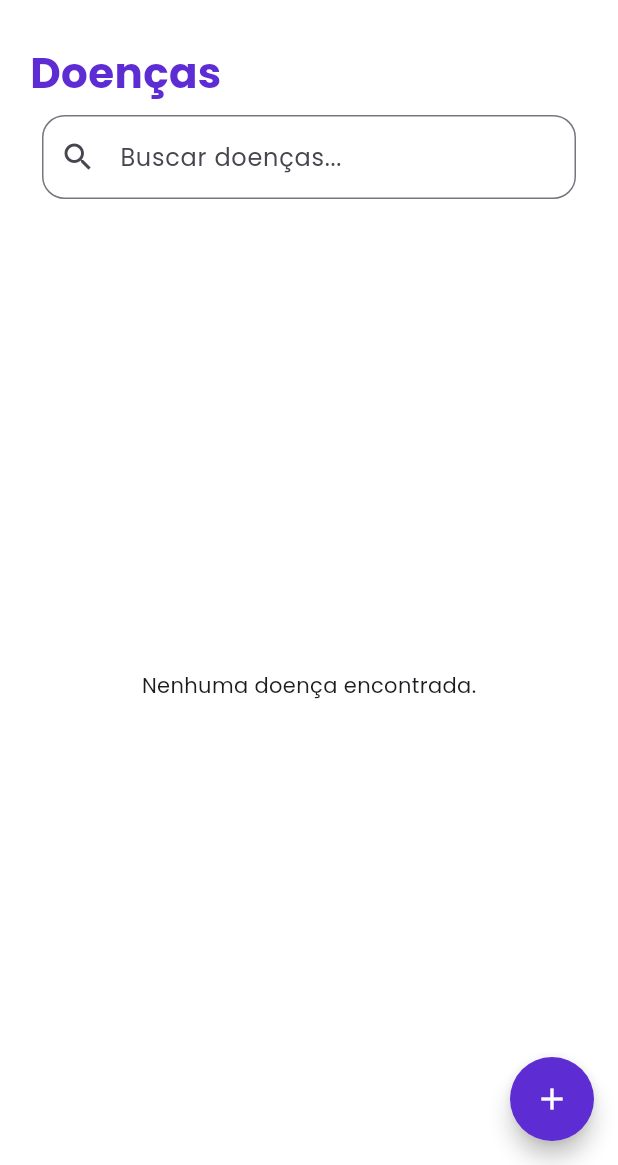
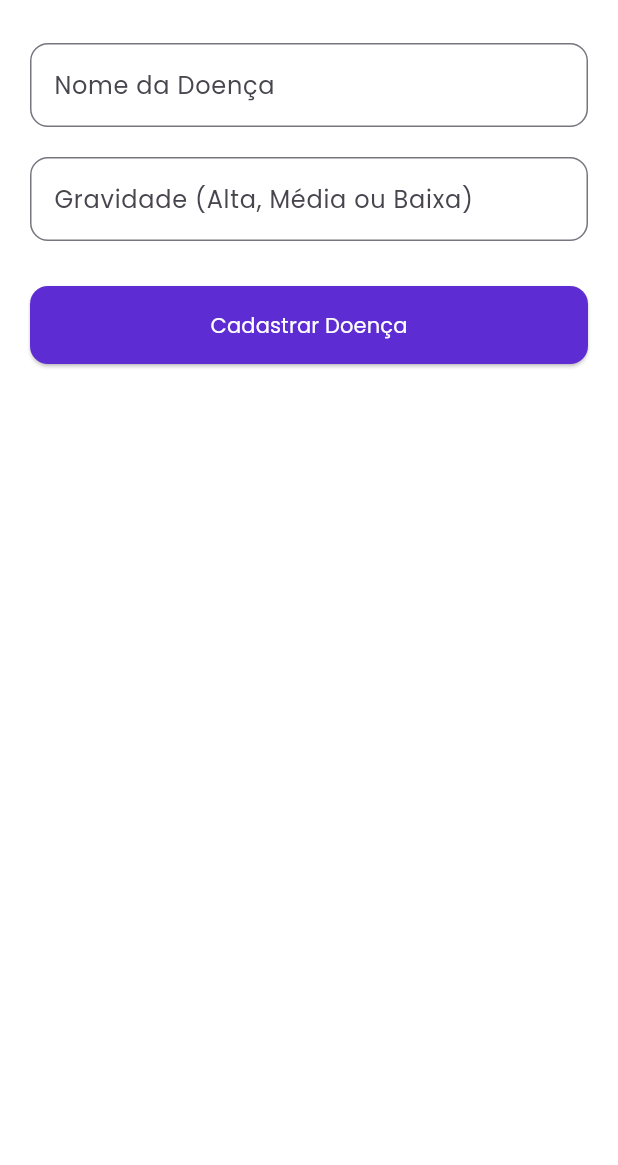
Before and after one commit to igoor1/AnshinPet-App, a Flutter app: the DiseasePage screen opened directly, after a tap on the "add" icon, on a phone screen of 412 x 824 dp, the part 71-1236 px from its top. Run offline on Flutter 3.47's test engine with Material 3 defaults, Android fonts, the light colour scheme and no system bars; our stand-ins replace shared_preferences, syncfusion_flutter_charts; accounts and stored records are empty; network calls fail.

Commit message:
feat: Add create and delete disease methods

```diff
--- a/lib/configs/app_url.dart
+++ b/lib/configs/app_url.dart
@@ -31,4 +31,6 @@ class AppUrl {
   static var diseaseUrl = '$baseUrl/api/doencas';
 
   static String updateDisease(int id) => '$baseUrl/api/doencas/$id';
+
+  static String deleteDisease(int id) => '$baseUrl/api/doencas/$id';
 }
--- a/lib/res/components/disease_card.dart
+++ b/lib/res/components/disease_card.dart
@@ -1,5 +1,5 @@
 import 'package:anshinpet/model/disease_model.dart';
-import 'package:anshinpet/view/disease_edit_page.dart';
+import 'package:anshinpet/view/disease/disease_edit_page.dart';
 import 'package:flutter/material.dart';
 
 class DiseaseCard extends StatelessWidget {
--- /dev/null
+++ b/lib/view/disease/new_disease_page.dart
@@ -0,0 +1,113 @@
+import 'package:anshinpet/configs/theme/app_colors.dart';
+import 'package:anshinpet/res/components/appbar_custom.dart';
+import 'package:anshinpet/view_model/disease_view_model.dart';
+import 'package:flutter/material.dart';
+import 'package:provider/provider.dart';
+
+class NewDiseasePage extends StatefulWidget {
+  const NewDiseasePage({super.key});
+
+  @override
+  State<NewDiseasePage> createState() => _NewDiseasePageState();
+}
+
+class _NewDiseasePageState extends State<NewDiseasePage> {
+  final TextEditingController _nameController = TextEditingController();
+  final TextEditingController _descriptionController = TextEditingController();
+  final _formKey = GlobalKey<FormState>();
+
+  @override
+  void dispose() {
+    _nameController.dispose();
+    _descriptionController.dispose();
+    super.dispose();
+  }
+
+  String _getSeverityCodeFromText(String? inputText) {
+    if (inputText == null) return '';
+    final lowercasedInput = inputText.toLowerCase().trim();
+    switch (lowercasedInput) {
+      case 'alta': case 'Alta':
+        return 'A';
+      case 'media': case 'Media': case 'm':
+        return 'M';
+      case 'baixa': case 'Baixa':
+        return 'B';
+      default:
+        return '';
+    }
+  }
+
+  @override
+  Widget build(BuildContext context) {
+    return Scaffold(
+      appBar: AppbarCustom(),
+      body: SingleChildScrollView(
+        padding: EdgeInsets.all(20.0),
+        child: Form(
+          key: _formKey,
+          child: Column(
+            crossAxisAlignment: CrossAxisAlignment.stretch,
+            children: [
+              TextFormField(
+                controller: _nameController,
+                decoration: InputDecoration(
+                  labelText: 'Nome da Doença',
+                  border: OutlineInputBorder(borderRadius: BorderRadius.circular(12.0)),
+                ),
+                validator: (value) {
+                  if (value == null || value.isEmpty) {
+                    return 'Por favor, insira um nome.';
+                  }
+                  return null;
+                },
+              ),
+              const SizedBox(height: 20.0),
+              TextFormField(
+                controller: _descriptionController,
+                decoration: InputDecoration(
+                  labelText: 'Gravidade (Alta, Média ou Baixa)',
+                  border: OutlineInputBorder(borderRadius: BorderRadius.circular(12.0)),
+                ),
+                validator: (value) {
+                  if (_getSeverityCodeFromText(value).isEmpty) {
+                    return 'Insira Alta, Media ou Baixa.';
+                  }
+                  return null;
+                },
+              ),
+              const SizedBox(height: 30.0),
+              ElevatedButton.icon(
+                label: const Text('Cadastrar Doença'),
+                style: ElevatedButton.styleFrom(
+                  backgroundColor: AppColors.primary,
+                  padding: const EdgeInsets.symmetric(vertical: 16.0),
+                  shape: RoundedRectangleBorder(borderRadius: BorderRadius.circular(12.0)),
+                  foregroundColor: Colors.white,
+                ),
+                onPressed: _createDisease,
+              ),
+            ],
+          ),
+        ),
+      ),
+    );
+  }
+
+   void _createDisease() {
+    if (_formKey.currentState!.validate()) {
+      final severityCode = _getSeverityCodeFromText(_descriptionController.text);
+
+      final newDiseaseData = {
+        'nome': _nameController.text,
+        'gravidade': severityCode,
+      };
+
+      print(newDiseaseData);
+      Provider.of<DiseaseViewModel>(context, listen: false)
+          .createDisease(newDiseaseData);
+
+      Navigator.pop(context);
+    }
+  }
+}
--- a/lib/view/disease_page.dart
+++ b/lib/view/disease_page.dart
@@ -1,6 +1,7 @@
 import 'package:anshinpet/configs/theme/app_colors.dart';
 import 'package:anshinpet/res/components/appbar_custom.dart';
 import 'package:anshinpet/res/components/disease_card.dart';
+import 'package:anshinpet/view/disease/new_disease_page.dart';
 import 'package:anshinpet/view_model/disease_view_model.dart';
 import 'package:flutter/material.dart';
 import 'package:provider/provider.dart';
@@ -91,7 +92,12 @@ class _DiseasePageState extends State<DiseasePage> {
         ),
       ),
       floatingActionButton: FloatingActionButton(
-              onPressed: (){},
+              onPressed: () => Navigator.push(
+                context,
+                MaterialPageRoute(
+                  builder: (context) => NewDiseasePage()
+                )
+              ),
               backgroundColor: AppColors.primary,
               foregroundColor: Colors.white,
               shape: CircleBorder(),
```
Also changed, not shown: lib/repository/disease_repository.dart (+9 -0 lines), lib/view/disease/disease_edit_page.dart (renamed from lib/view/disease_edit_page.dart, +46 -6 lines), lib/view_model/disease_view_model.dart (+30 -0 lines).
